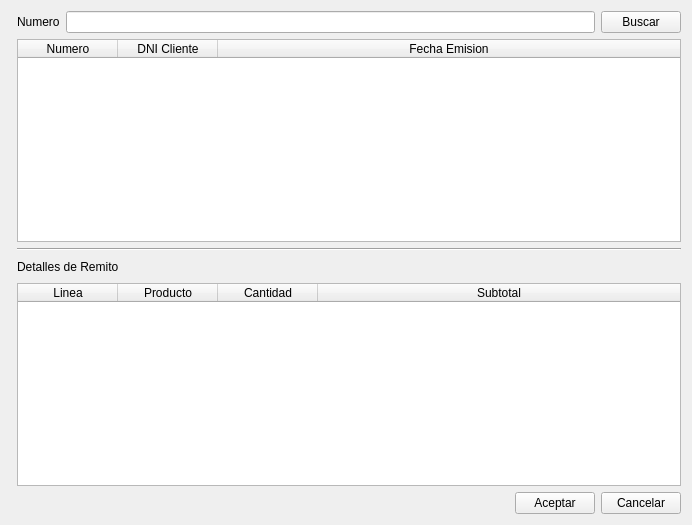
leaLuque/FarmaciaCrisol, file ventanas/vtnRemito.ui: the form before one commit.
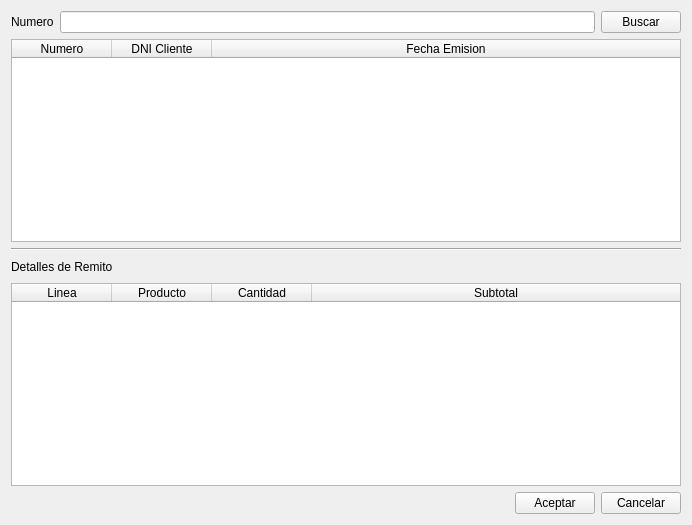
The form after the commit.

The edit to the form file:
```diff
--- a/ventanas/vtnRemito.ui
+++ b/ventanas/vtnRemito.ui
@@ -10,11 +10,8 @@
     <height>525</height>
    </rect>
   </property>
-  <layout class="QFormLayout" name="formLayout">
-   <property name="fieldGrowthPolicy">
-    <enum>QFormLayout::AllNonFixedFieldsGrow</enum>
-   </property>
-   <item row="2" column="1">
+  <layout class="QVBoxLayout" name="verticalLayout">
+   <item>
     <layout class="QHBoxLayout" name="horizontalLayout">
      <item>
       <widget class="QLabel" name="label">
@@ -42,7 +39,7 @@
      </item>
     </layout>
    </item>
-   <item row="5" column="1">
+   <item>
     <widget class="QTableWidget" name="tableRemito">
      <property name="editTriggers">
       <set>QAbstractItemView::NoEditTriggers</set>
@@ -73,14 +70,38 @@
      </column>
     </widget>
    </item>
-   <item row="6" column="1">
+   <item>
     <widget class="Line" name="line">
      <property name="orientation">
       <enum>Qt::Horizontal</enum>
      </property>
     </widget>
    </item>
-   <item row="10" column="1">
+   <item>
+    <layout class="QHBoxLayout" name="horizontalLayout_3">
+     <item>
+      <widget class="QLabel" name="lblDetalles">
+       <property name="text">
+        <string>Detalles de Remito</string>
+       </property>
+      </widget>
+     </item>
+     <item>
+      <spacer name="horizontalSpacer_2">
+       <property name="orientation">
+        <enum>Qt::Horizontal</enum>
+       </property>
+       <property name="sizeHint" stdset="0">
+        <size>
+         <width>40</width>
+         <height>20</height>
+        </size>
+       </property>
+      </spacer>
+     </item>
+    </layout>
+   </item>
+   <item>
     <widget class="QTableWidget" name="tableDetalles">
      <property name="editTriggers">
       <set>QAbstractItemView::NoEditTriggers</set>
@@ -116,7 +137,7 @@
      </column>
     </widget>
    </item>
-   <item row="11" column="1">
+   <item>
     <layout class="QHBoxLayout" name="horizontalLayout_2">
      <item>
       <spacer name="horizontalSpacer">
@@ -147,30 +168,6 @@
      </item>
     </layout>
    </item>
-   <item row="8" column="1">
-    <layout class="QHBoxLayout" name="horizontalLayout_3">
-     <item>
-      <widget class="QLabel" name="lblDetalles">
-       <property name="text">
-        <string>Detalles de Remito</string>
-       </property>
-      </widget>
-     </item>
-     <item>
-      <spacer name="horizontalSpacer_2">
-       <property name="orientation">
-        <enum>Qt::Horizontal</enum>
-       </property>
-       <property name="sizeHint" stdset="0">
-        <size>
-         <width>40</width>
-         <height>20</height>
-        </size>
-       </property>
-      </spacer>
-     </item>
-    </layout>
-   </item>
   </layout>
  </widget>
  <resources/>
```
